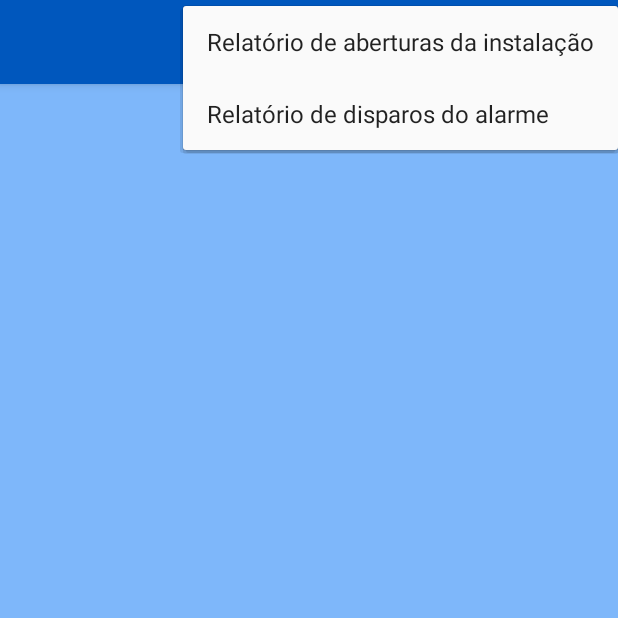
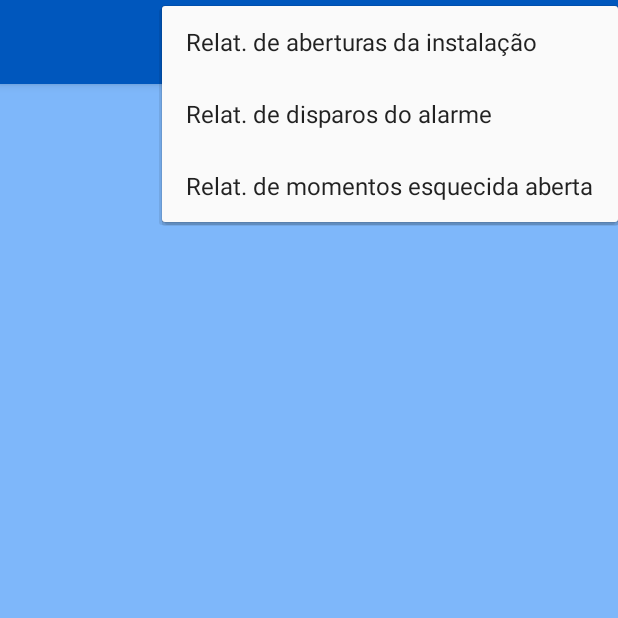
Before and after one commit to gustavogrossmann89/android, an Android app: the ReportActivity screen opened directly, with no data from a screen before it, after a tap on "Relatórios", on a phone screen of 412 x 824 dp, the top half of it. Run offline under Robolectric (Android 15) with nearby library versions, the phone set to English and light mode, and no system bars.

Commit message:
Novo relatório no app

```diff
--- a/IoTSmartLock/app/src/main/java/gustavogr/iotsmartlock/Activity/ReportActivity.java
+++ b/IoTSmartLock/app/src/main/java/gustavogr/iotsmartlock/Activity/ReportActivity.java
@@ -67,7 +67,7 @@ public class ReportActivity extends AppCompatActivity implements LogAdapter.List
 
     public void displayReport(Integer reportId){
 
-        if (reportId == R.id.action_report1 || reportId == R.id.action_report2) {
+        if (reportId == R.id.action_report1 || reportId == R.id.action_report2 || reportId == R.id.action_report3) {
             ActionBar ab = getSupportActionBar();
             List<ActionLog> listShow = new ArrayList<>();
 
@@ -86,6 +86,15 @@ public class ReportActivity extends AppCompatActivity implements LogAdapter.List
                 }
                 for (ActionLog log : listLogRecycler) {
                     if (log.getTopic().equals("alert")) {
+                        listShow.add(log);
+                    }
+                }
+            } else if (reportId == R.id.action_report3) {
+                if (ab != null) {
+                    ab.setTitle("Momentos esquecida aberta");
+                }
+                for (ActionLog log : listLogRecycler) {
+                    if (log.getTopic().equals("leave")) {
                         listShow.add(log);
                     }
                 }
--- a/IoTSmartLock/app/src/main/res/menu/reports.xml
+++ b/IoTSmartLock/app/src/main/res/menu/reports.xml
@@ -20,6 +20,11 @@
                 android:orderInCategory="2"
                 android:title="@string/report2"
                 app:showAsAction="ifRoom" />
+            <item
+                android:id="@+id/action_report3"
+                android:orderInCategory="3"
+                android:title="@string/report3"
+                app:showAsAction="ifRoom" />
         </menu>
     </item>
 </menu>
--- a/IoTSmartLock/app/src/main/res/values/strings.xml
+++ b/IoTSmartLock/app/src/main/res/values/strings.xml
@@ -32,6 +32,7 @@
     <string name="chart1">Qtde de vezes aberta (hoje)</string>
     <string name="chart2">Qtde de vezes aberta no mês (por dia)</string>
     <string name="chart3">Qtde de vezes aberta no ano (por mês)</string>
-    <string name="report1">Relatório de aberturas da instalação</string>
-    <string name="report2">Relatório de disparos do alarme</string>
+    <string name="report1">Relat. de aberturas da instalação</string>
+    <string name="report2">Relat. de disparos do alarme</string>
+    <string name="report3">Relat. de momentos esquecida aberta</string>
 </resources>
```
